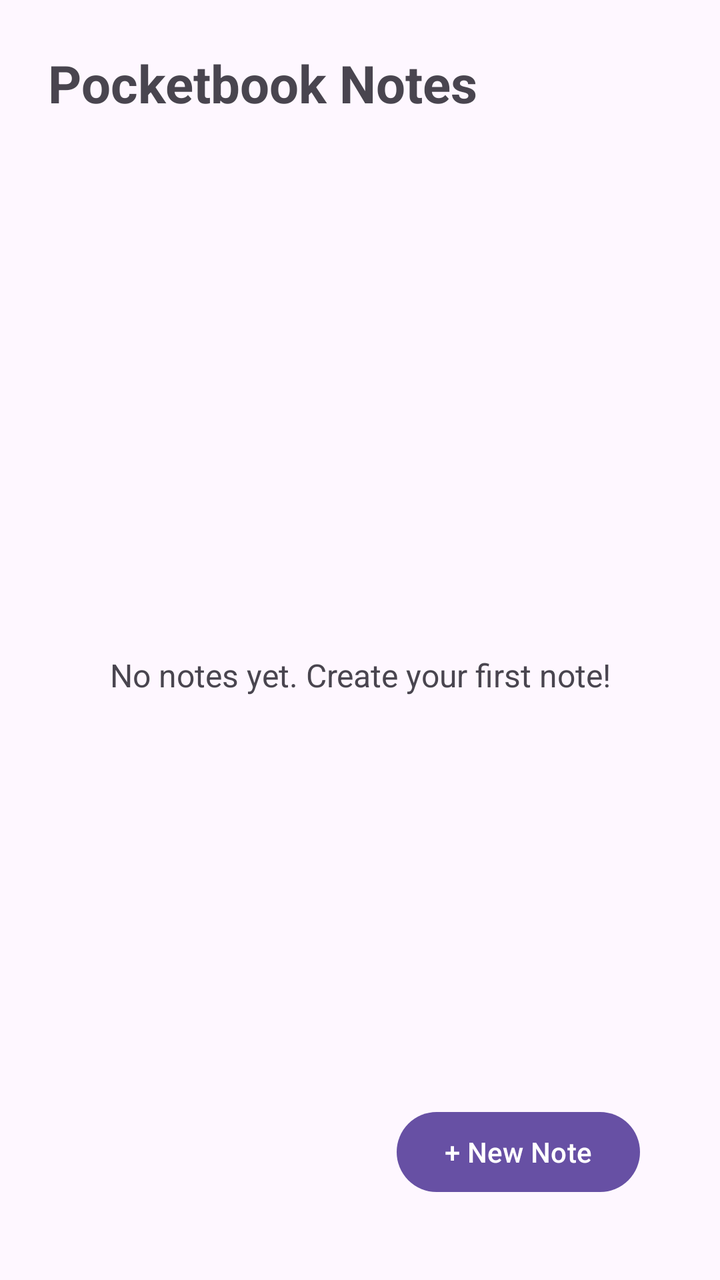
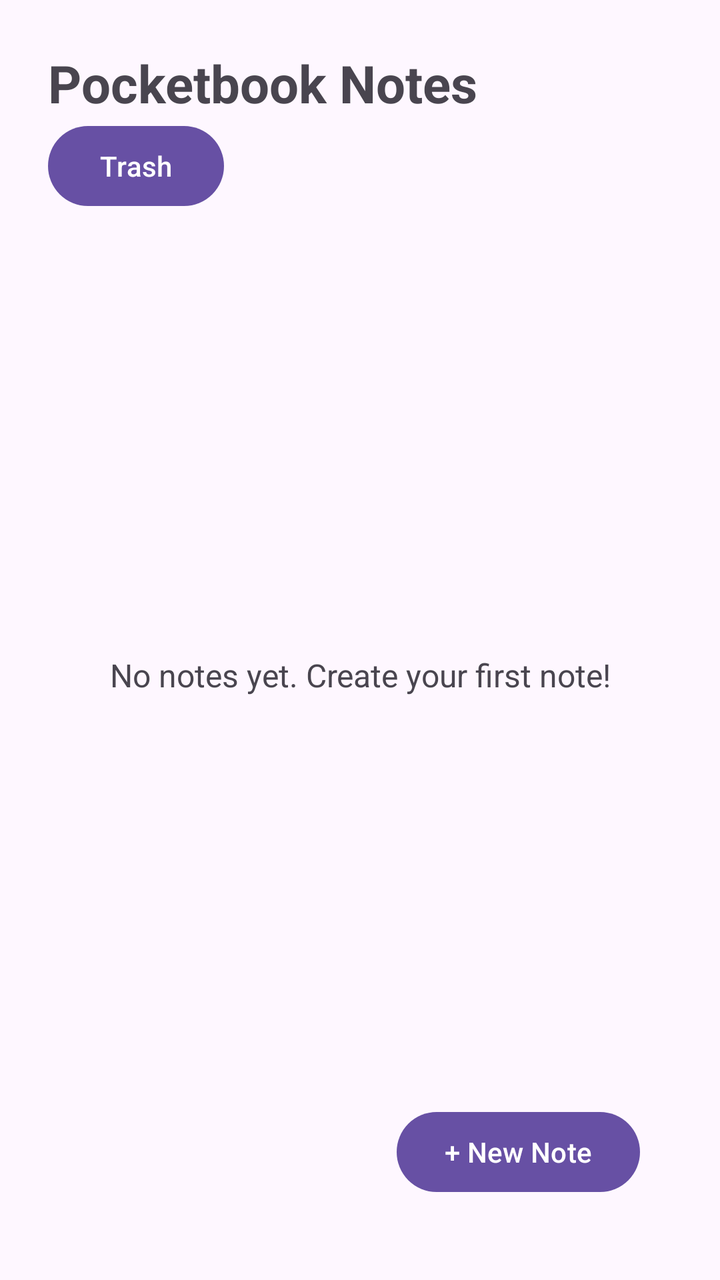

The first picture is an Android layout as it rendered before a commit; the second is the same layout after the commit. The layout source and the unified diff follow.
<!-- AndroidManifest.xml: application theme Theme.MiniProjectNoteBook -->
<!-- res/layout/fragment_home.xml -->
<?xml version="1.0" encoding="utf-8"?>
<androidx.constraintlayout.widget.ConstraintLayout
    xmlns:android="http://schemas.android.com/apk/res/android"
    xmlns:app="http://schemas.android.com/apk/res-auto"
    android:layout_width="match_parent"
    android:layout_height="match_parent"
    android:gravity="center"
    android:padding="24dp">

    <TextView
        android:id="@+id/tvTitle"
        android:layout_width="wrap_content"
        android:layout_height="wrap_content"
        android:text="Pocketbook Notes"
        android:textSize="26sp"
        android:textStyle="bold"
        app:layout_constraintTop_toTopOf="parent"
        app:layout_constraintStart_toStartOf="parent" />

    <TextView
        android:id="@+id/tvEmpty"
        android:layout_width="wrap_content"
        android:layout_height="wrap_content"
        android:text="No notes yet. Create your first note!"
        android:textSize="16sp"
        android:visibility="visible"
        app:layout_constraintTop_toBottomOf="@id/tvTitle"
        app:layout_constraintBottom_toBottomOf="parent"
        app:layout_constraintStart_toStartOf="parent"
        app:layout_constraintEnd_toEndOf="parent" />

    <androidx.recyclerview.widget.RecyclerView
        android:id="@+id/rvNotes"
        android:layout_width="0dp"
        android:layout_height="0dp"
        android:layout_marginTop="16dp"
        app:layout_constraintTop_toBottomOf="@id/tvTitle"
        app:layout_constraintBottom_toTopOf="@id/btnAddNote"
        app:layout_constraintStart_toStartOf="parent"
        app:layout_constraintEnd_toEndOf="parent" />
    <Button
        android:id="@+id/btnAddNote"
        android:layout_width="wrap_content"
        android:layout_height="wrap_content"
        android:text="+ New Note"
        android:layout_margin="16dp"
        app:layout_constraintBottom_toBottomOf="parent"
        app:layout_constraintEnd_toEndOf="parent" />

</androidx.constraintlayout.widget.ConstraintLayout>
<!-- resources referenced by this layout -->
<resources>
  <style name="Theme.MiniProjectNoteBook" parent="Base.Theme.MiniProjectNoteBook" />
  <style name="Base.Theme.MiniProjectNoteBook" parent="Theme.Material3.DayNight.NoActionBar">
          
          
      </style>
</resources>

<!-- the commit's change to res/layout/fragment_home.xml (unified diff, before → after) -->
@@ -16,6 +16,13 @@
         android:textStyle="bold"
         app:layout_constraintTop_toTopOf="parent"
         app:layout_constraintStart_toStartOf="parent" />
+    <Button
+        android:id="@+id/btnTrash"
+        android:layout_width="wrap_content"
+        android:layout_height="wrap_content"
+        android:text="Trash"
+        app:layout_constraintTop_toBottomOf="@id/tvTitle"
+        app:layout_constraintStart_toStartOf="parent" />
 
     <TextView
         android:id="@+id/tvEmpty"
@@ -33,8 +40,8 @@
         android:id="@+id/rvNotes"
         android:layout_width="0dp"
         android:layout_height="0dp"
-        android:layout_marginTop="16dp"
-        app:layout_constraintTop_toBottomOf="@id/tvTitle"
+        android:layout_marginTop="8dp"
+        app:layout_constraintTop_toBottomOf="@id/btnTrash"
         app:layout_constraintBottom_toTopOf="@id/btnAddNote"
         app:layout_constraintStart_toStartOf="parent"
         app:layout_constraintEnd_toEndOf="parent" />
